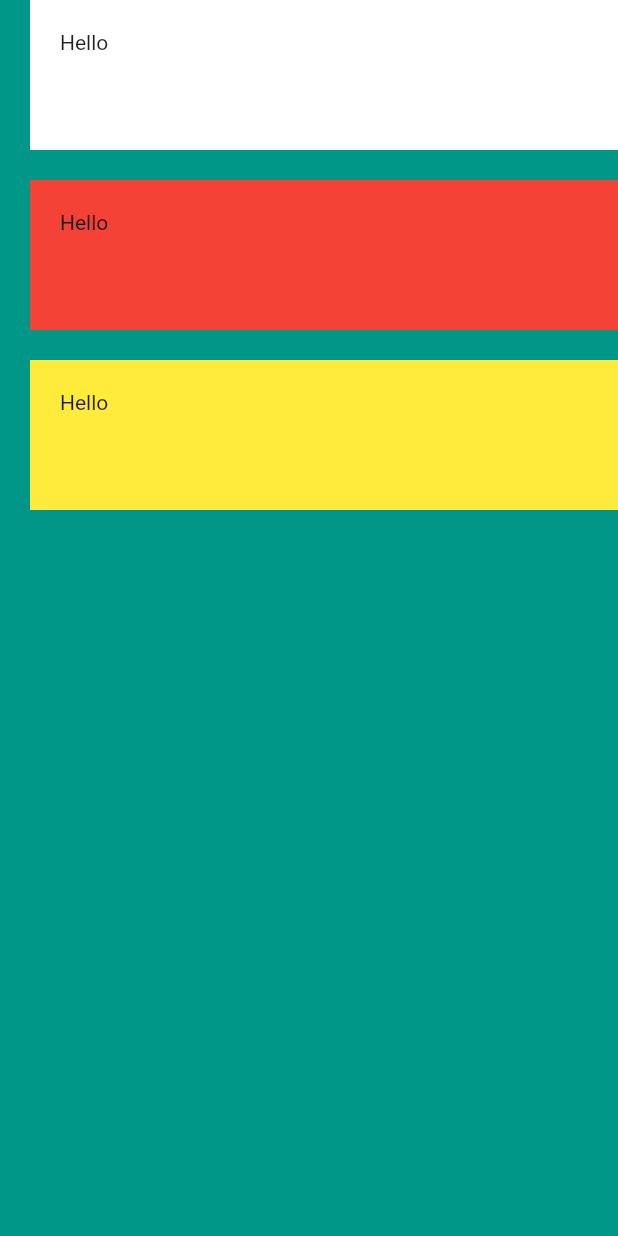
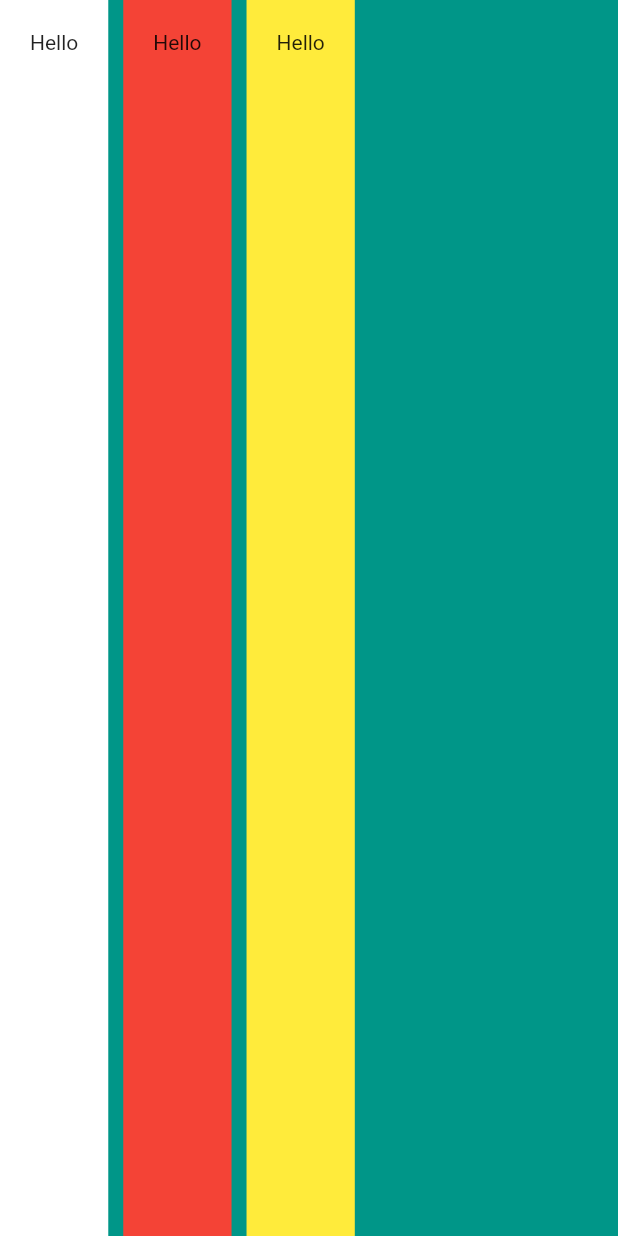
Before and after one commit to Rananjaya/flutter_business_Card, a Flutter app: the screen it shows after launch, on a phone screen of 412 x 824 dp. Run offline on Flutter 3.47's test engine with Material 2 defaults, Android fonts, the phone set to English and light mode, and no system bars; missing offline and left inert: dart:ffi.

Commit message:
Learned How to add Row Horizontal

```diff
--- a/lib/main.dart
+++ b/lib/main.dart
@@ -14,7 +14,7 @@ class MyApp extends StatelessWidget {
       home: Scaffold(
         backgroundColor: Colors.teal,
         body: SafeArea( // safe area is used to get our widget to safearea only take the space to visibale to user
-          child: Column(
+          child: Row(
             // verticalDirection: VerticalDirection.up,
             //verticalDirection: VerticalDirection.down,
             // mainAxisAlignment: MainAxisAlignment.center,
@@ -34,25 +34,29 @@ class MyApp extends StatelessWidget {
                   //margin: EdgeInsets.all(20.0), // add marign for all top bottom left right to 20.0 pixels
                   // margin: EdgeInsets.symmetric(vertical: 50.0,horizontal: 10.0), // give margin  for horizontal and vertical postions
                   //margin: EdgeInsets.fromLTRB(10.0, 20.0, 10.0, 10.0) // give the indivigula vlues for each sides.
-                 margin: EdgeInsets.only(left:20.0), // only give one side
+                 // margin: EdgeInsets.only(left:20.0), // only give one side
                  padding: EdgeInsets.all(20.0),
                ),
-                 SizedBox(height: 20.0,),
+                SizedBox(
+                 width: 10.0,
+                ),
                Container(
                  color: Colors.red,
                  child: Text('Hello'),
                  height: 100.0,
                  // width: double.infinity,
-                 margin: EdgeInsets.only(left:20.0),
+                 // margin: EdgeInsets.only(left:20.0),
                  padding: EdgeInsets.all(20.0),
                ),
-               SizedBox(height: 20.0,),
+               SizedBox(
+                 width: 10.0,
+               ),
                Container(
                  color: Colors.yellow,
                  child: Text('Hello'),
                  height: 100.0,
                  // width: double.infinity,
-                 margin: EdgeInsets.only(left:20.0),
+                 // margin: EdgeInsets.only(left:20.0),
                  padding: EdgeInsets.all(20.0),
                ),
                // Container(     // this is the one way to strach to cross side (virudda side ekata)
```
